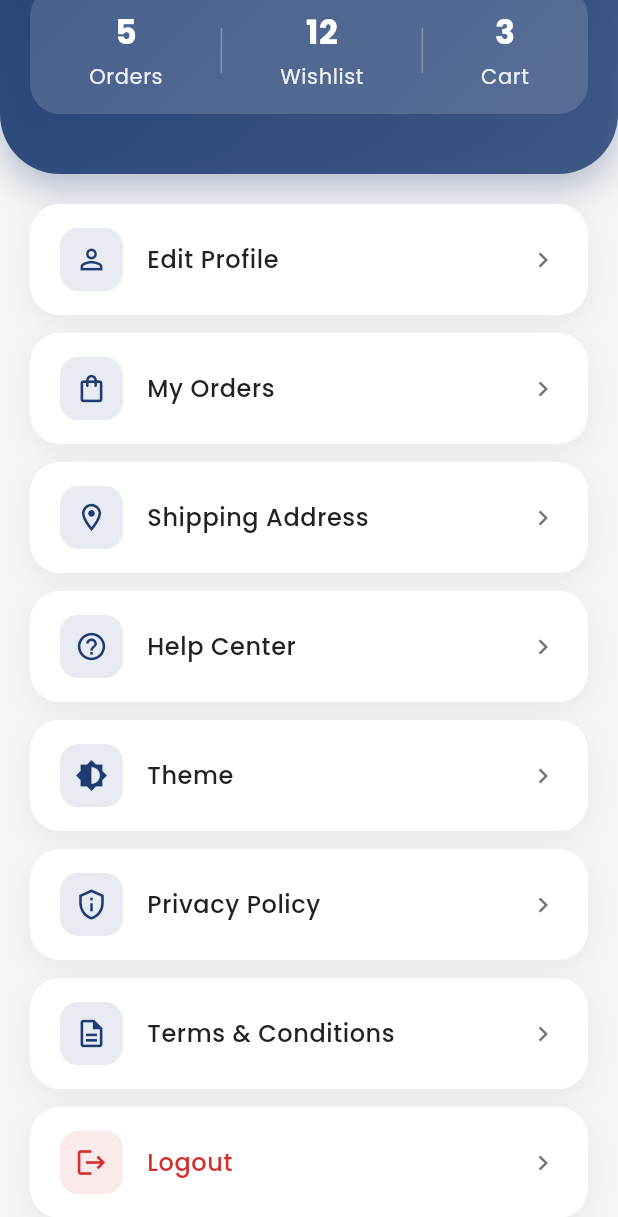
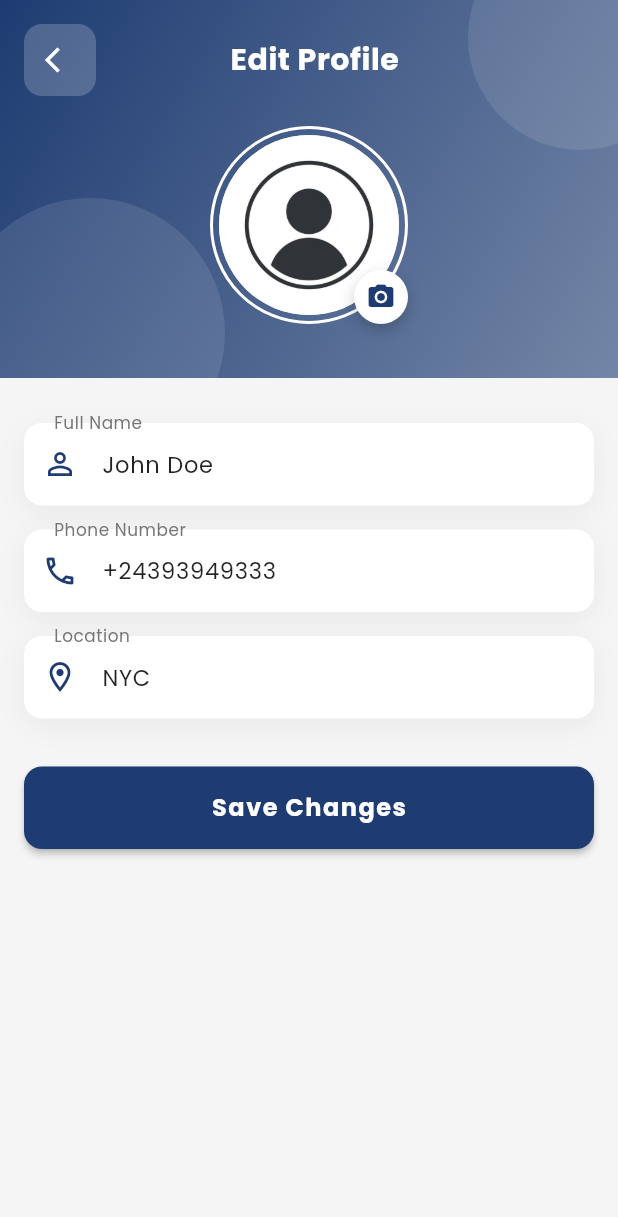
Before and after one commit to Edil-Ayehu/multi-vendor-e-commerce-app-tutorial, a Flutter app: the ProfileScreen screen opened directly, scrolled down 295 dp, after a tap on "Edit Profile", on a phone screen of 412 x 824 dp. Shown: the top 1217 px of the screen. Run offline on Flutter 3.47's test engine with Material 3 defaults, Android fonts, the phone set to English and light mode, and no system bars; drawn by our look-alikes of toastification; our stand-ins replace cached_network_image, carousel_slider, get, google_fonts, image_picker, loading_animation_widget and 4 more; accounts and stored records are empty; network calls fail.

Commit message:
edit profile functionality

```diff
--- a/lib/core/routes/app_routes.dart
+++ b/lib/core/routes/app_routes.dart
@@ -2,6 +2,7 @@ import 'package:get/get.dart';
 import 'package:multi_vendor_ecommerce_application/features/auth/views/screens/sign_in_screen.dart';
 import 'package:multi_vendor_ecommerce_application/features/onboarding/screens/onboarding_screen.dart';
 import 'package:multi_vendor_ecommerce_application/features/orders/views/screens/my_orders_screen.dart';
+import 'package:multi_vendor_ecommerce_application/features/profile/views/screens/edit_profile_screen.dart';
 import 'package:multi_vendor_ecommerce_application/features/splash/screens/splash_screen.dart';
 
 class AppRoutes {
@@ -11,12 +12,14 @@ class AppRoutes {
 
   // profile
   static const String myOrders = '/my-orders';
+  static const String editProfile = '/edit-profile';
 
   static final routes = [
     GetPage(name: splash, page: ()=> const SplashScreen()),
     GetPage(name: onboarding, page: ()=> const OnboardingScreen()),
     GetPage(name: signIn, page: ()=> const SignInScreen()),
 
+    GetPage(name: editProfile, page: () => EditProfileScreen()),
     GetPage(name: myOrders, page: () => const MyOrdersScreen()),
   ];
 }
--- /dev/null
+++ b/lib/features/profile/controllers/edit_profile_controller.dart
@@ -0,0 +1,124 @@
+import 'dart:io';
+import 'package:flutter/material.dart';
+import 'package:get/get.dart';
+import 'package:image_picker/image_picker.dart';
+import 'package:permission_handler/permission_handler.dart';
+import 'package:http/http.dart' as http;
+import 'package:path/path.dart' as path;
+import 'dart:convert';
+
+class EditProfileController extends GetxController {
+  final cloudName = 'dugwwgbaz';
+  final _imageFile = Rx<File?>(null);
+  final _isLoading = false.obs;
+  final _nameController = TextEditingController();
+  final _phoneController = TextEditingController();
+  final _locationController = TextEditingController();
+
+  File? get imageFile => _imageFile.value;
+  bool get isLoading => _isLoading.value;
+  TextEditingController get nameController => _nameController;
+  TextEditingController get phoneController => _phoneController;
+  TextEditingController get locationController => _locationController;
+
+  @override
+  void onInit() {
+    super.onInit();
+    loadUserData();
+  }
+
+  @override
+  void onClose() {
+    _nameController.dispose();
+    _phoneController.dispose();
+    _locationController.dispose();
+    super.onClose();
+  }
+
+  void loadUserData() {
+    _nameController.text = 'John Doe';
+    _phoneController.text = '+24393949333';
+    _locationController.text = 'NYC';
+  }
+
+  Future<void> pickImage() async {
+    try {
+      final status = await Permission.photos.status;
+      if (status.isDenied) {
+        final result = await Permission.photos.request();
+        if (result.isDenied || result.isPermanentlyDenied) {
+          Get.snackbar(
+            'Permission Required',
+            'Please enable gallery access in app settings',
+            duration: const Duration(seconds: 5),
+            mainButton: TextButton(
+              onPressed: () => openAppSettings(),
+              child: const Text('Open Settings', style: TextStyle(color: Colors.white)),
+            ),
+          );
+          return;
+        }
+      }
+
+      final picker = ImagePicker();
+      final XFile? pickedFile = await picker.pickImage(
+        source: ImageSource.gallery,
+        imageQuality: 80,
+        maxWidth: 800,
+      );
+
+      if (pickedFile != null) {
+        _imageFile.value = File(pickedFile.path);
+      }
+    } catch (e) {
+      Get.snackbar('Error', 'Failed to pick image: $e');
+    }
+  }
+
+  Future<String?> _uploadImageToCloudinary(File imageFile) async {
+    try {
+      final url = Uri.parse('https://api.cloudinary.com/v1_1/$cloudName/image/upload');
+      final request = http.MultipartRequest('POST', url)
+        ..fields['upload_preset'] = 'multi-vendor-ecommerce-app'
+        ..files.add(
+          await http.MultipartFile.fromPath(
+            'file',
+            imageFile.path,
+            filename: path.basename(imageFile.path),
+          ),
+        );
+
+      final response = await request.send();
+      if (response.statusCode == 200) {
+        final responseData = await response.stream.toBytes();
+        final responseString = String.fromCharCodes(responseData);
+        final jsonData = jsonDecode(responseString);
+        return jsonData['secure_url'];
+      }
+      return null;
+    } catch (e) {
+      print('Error uploading image: $e');
+      return null;
+    }
+  }
+
+  Future<void> updateProfile() async {
+    _isLoading.value = true;
+    try {
+      String? imageUrl;
+      if (_imageFile.value != null) {
+        imageUrl = await _uploadImageToCloudinary(_imageFile.value!);
+      }
+
+      // TODO: Implement profile update logic
+      await Future.delayed(const Duration(seconds: 2)); // Simulated delay
+
+      Get.back();
+      Get.snackbar('Success', 'Profile updated successfully');
+    } catch (e) {
+      Get.snackbar('Error', 'Failed to update profile: $e');
+    } finally {
+      _isLoading.value = false;
+    }
+  }
+}
--- a/lib/features/profile/controllers/profile_controller.dart
+++ b/lib/features/profile/controllers/profile_controller.dart
@@ -26,7 +26,8 @@ class ProfileController {
   void navigateToEditProfile() {
     if (isAuthenticated) {
       // Will be implemented with actual navigation
-      debugPrint('Navigate to Edit Profile');
+      // debugPrint('Navigate to Edit Profile');
+      Get.toNamed(AppRoutes.editProfile);
     } else {
       showAuthPrompt();
     }
--- /dev/null
+++ b/lib/features/profile/views/screens/edit_profile_screen.dart
@@ -0,0 +1,44 @@
+import 'package:flutter/material.dart';
+import 'package:get/get.dart';
+import 'package:flutter/services.dart';
+import 'package:multi_vendor_ecommerce_application/core/config/theme/app_colors.dart';
+import 'package:multi_vendor_ecommerce_application/features/profile/controllers/edit_profile_controller.dart';
+import '../widgets/profile_form.dart';
+import '../widgets/profile_header.dart';
+
+class EditProfileScreen extends StatelessWidget {
+  EditProfileScreen({super.key});
+
+  final _formKey = GlobalKey<FormState>();
+  final _controller = Get.put(EditProfileController());
+
+  @override
+  Widget build(BuildContext context) {
+    final isDark = Theme.of(context).brightness == Brightness.dark;
+
+    return AnnotatedRegion<SystemUiOverlayStyle>(
+      value: const SystemUiOverlayStyle(
+        statusBarColor: AppColors.primary,
+        statusBarIconBrightness: Brightness.light,
+        statusBarBrightness: Brightness.dark,
+      ),
+      child: Scaffold(
+        backgroundColor: Theme.of(context).scaffoldBackgroundColor,
+        body: SafeArea(
+          child: SingleChildScrollView(
+            child: Column(
+              children: [
+                ProfileHeader(controller: _controller),
+                ProfileForm(
+                  formKey: _formKey,
+                  controller: _controller,
+                  isDark: isDark,
+                ),
+              ],
+            ),
+          ),
+        ),
+      ),
+    );
+  }
+}
--- /dev/null
+++ b/lib/features/profile/views/widgets/profile_form.dart
@@ -0,0 +1,144 @@
+import 'package:flutter/material.dart';
+import 'package:get/get.dart';
+import 'package:multi_vendor_ecommerce_application/core/config/theme/app_colors.dart';
+import 'package:multi_vendor_ecommerce_application/features/profile/controllers/edit_profile_controller.dart';
+
+class ProfileForm extends StatelessWidget {
+  final GlobalKey<FormState> formKey;
+  final EditProfileController controller;
+  final bool isDark;
+
+  const ProfileForm({
+    super.key,
+    required this.formKey,
+    required this.controller,
+    required this.isDark,
+  });
+
+  @override
+  Widget build(BuildContext context) {
+    return Container(
+      padding: const EdgeInsets.only(left: 16, right: 16, top: 30),
+      child: Form(
+        key: formKey,
+        child: Column(
+          children: [
+            _buildTextField(
+              context: context,
+              controller: controller.nameController,
+              label: 'Full Name',
+              icon: Icons.person_outline,
+              isDark: isDark,
+            ),
+            const SizedBox(height: 16),
+            _buildTextField(
+              context: context,
+              controller: controller.phoneController,
+              label: 'Phone Number',
+              icon: Icons.phone_outlined,
+              keyboardType: TextInputType.phone,
+              isDark: isDark,
+            ),
+            const SizedBox(height: 16),
+            _buildTextField(
+              context: context,
+              controller: controller.locationController,
+              label: 'Location',
+              icon: Icons.location_on_outlined,
+              isDark: isDark,
+            ),
+            const SizedBox(height: 32),
+            Obx(() => SizedBox(
+              width: double.infinity,
+              height: 55,
+              child: ElevatedButton(
+                onPressed: controller.isLoading
+                    ? null
+                    : () {
+                        if (formKey.currentState!.validate()) {
+                          controller.updateProfile();
+                        }
+                      },
+                style: ElevatedButton.styleFrom(
+                  backgroundColor: AppColors.primary,
+                  shape: RoundedRectangleBorder(
+                    borderRadius: BorderRadius.circular(12),
+                  ),
+                  elevation: 2,
+                ),
+                child: controller.isLoading
+                    ? const CircularProgressIndicator(color: Colors.white)
+                    : const Text(
+                        'Save Changes',
+                        style: TextStyle(
+                          fontSize: 16,
+                          fontWeight: FontWeight.bold,
+                          color: Colors.white,
+                        ),
+                      ),
+              ),
+            )),
+          ],
+        ),
+      ),
+    );
+  }
+
+  Widget _buildTextField({
+    required BuildContext context,
+    required TextEditingController controller,
+    required String label,
+    required IconData icon,
+    TextInputType? keyboardType,
+    required bool isDark,
+  }) {
+    return Container(
+      decoration: BoxDecoration(
+        color: Theme.of(context).cardColor,
+        borderRadius: BorderRadius.circular(12),
+        boxShadow: [
+          BoxShadow(
+            color: isDark
+                ? Colors.black.withOpacity(0.3)
+                : Colors.black.withOpacity(0.05),
+            blurRadius: 15,
+            offset: const Offset(0, 5),
+          ),
+        ],
+      ),
+      child: TextFormField(
+        controller: controller,
+        keyboardType: keyboardType,
+        style: TextStyle(
+          color: isDark ? Colors.white : Colors.black87,
+        ),
+        decoration: InputDecoration(
+          labelText: label,
+          labelStyle: TextStyle(
+            color: isDark ? Colors.white60 : Colors.grey[600],
+          ),
+          prefixIcon: Icon(
+            icon,
+            color: AppColors.primary,
+          ),
+          border: OutlineInputBorder(
+            borderRadius: BorderRadius.circular(12),
+            borderSide: BorderSide.none,
+          ),
+          filled: true,
+          fillColor: Colors.transparent,
+          contentPadding: const EdgeInsets.symmetric(
+            horizontal: 16,
+            vertical: 16,
+          ),
+        ),
+        validator: (value) {
+          if (value == null || value.isEmpty) {
+            return 'Please enter $label';
+          }
+          return null;
+        },
+      ),
+    );
+  }
+}
--- /dev/null
+++ b/lib/features/profile/views/widgets/profile_header.dart
@@ -0,0 +1,149 @@
+import 'package:flutter/material.dart';
+import 'package:get/get.dart';
+import 'package:multi_vendor_ecommerce_application/core/config/theme/app_colors.dart';
+import 'package:multi_vendor_ecommerce_application/features/profile/controllers/edit_profile_controller.dart';
+
+class ProfileHeader extends StatelessWidget {
+  final EditProfileController controller;
+
+  const ProfileHeader({
+    super.key,
+    required this.controller,
+  });
+
+  @override
+  Widget build(BuildContext context) {
+    return Container(
+      width: double.infinity,
+      decoration: BoxDecoration(
+        gradient: LinearGradient(
+          begin: Alignment.topLeft,
+          end: Alignment.bottomRight,
+          colors: [
+            AppColors.primary,
+            AppColors.primary.withOpacity(0.8),
+            AppColors.primary.withOpacity(0.6),
+          ],
+        ),
+      ),
+      child: Stack(
+        children: [
+          // Decorative Circles
+          Positioned(
+            top: -50,
+            right: -50,
+            child: Container(
+              width: 150,
+              height: 150,
+              decoration: BoxDecoration(
+                shape: BoxShape.circle,
+                color: Colors.white.withOpacity(0.1),
+              ),
+            ),
+          ),
+          Positioned(
+            bottom: -60,
+            left: -30,
+            child: Container(
+              width: 180,
+              height: 180,
+              decoration: BoxDecoration(
+                shape: BoxShape.circle,
+                color: Colors.white.withOpacity(0.1),
+              ),
+            ),
+          ),
+          // Content
+          Padding(
+            padding: const EdgeInsets.all(16.0),
+            child: Column(
+              children: [
+                // Back Button
+                Row(
+                  children: [
+                    Container(
+                      decoration: BoxDecoration(
+                        color: Colors.white.withOpacity(0.2),
+                        borderRadius: BorderRadius.circular(12),
+                      ),
+                      child: IconButton(
+                        onPressed: () => Get.back(),
+                        icon: const Icon(Icons.arrow_back_ios,
+                            color: Colors.white),
+                        iconSize: 20,
+                      ),
+                    ),
+                    const Expanded(
+                      child: Text(
+                        'Edit Profile',
+                        textAlign: TextAlign.center,
+                        style: TextStyle(
+                          color: Colors.white,
+                          fontSize: 20,
+                          fontWeight: FontWeight.bold,
+                        ),
+                      ),
+                    ),
+                    const SizedBox(width: 40), // For balance
+                  ],
+                ),
+                const SizedBox(height: 20),
+                // Profile Image
+                Obx(() => GestureDetector(
+                  onTap: controller.pickImage,
+                  child: Stack(
+                    children: [
+                      Container(
+                        padding: const EdgeInsets.all(4),
+                        decoration: BoxDecoration(
+                          shape: BoxShape.circle,
+                          border: Border.all(
+                            color: Colors.white,
+                            width: 2,
+                          ),
+                        ),
+                        child: CircleAvatar(
+                          radius: 60,
+                          backgroundImage: controller.imageFile != null
+                              ? FileImage(controller.imageFile!)
+                              : const AssetImage(
+                                  'assets/images/user_avatar.jpg',
+                                ) as ImageProvider,
+                        ),
+                      ),
+                      Positioned(
+                        bottom: 0,
+                        right: 0,
+                        child: Container(
+                          padding: const EdgeInsets.all(8),
+                          decoration: BoxDecoration(
+                            color: Colors.white,
+                            shape: BoxShape.circle,
+                            boxShadow: [
+                              BoxShadow(
+                                color:
+                                    Colors.black.withOpacity(0.2),
+                                blurRadius: 8,
+                                offset: const Offset(0, 4),
+                              ),
+                            ],
+                          ),
+                          child: Icon(
+                            Icons.camera_alt,
+                            color: AppColors.primary,
+                            size: 20,
+                          ),
+                        ),
+                      ),
+                    ],
+                  ),
+                )),
+                const SizedBox(height: 20),
+              ],
+            ),
+          ),
+        ],
+      ),
+    );
+  }
+}
--- a/lib/features/profile/views/widgets/profile_options_widget.dart
+++ b/lib/features/profile/views/widgets/profile_options_widget.dart
@@ -19,9 +19,10 @@ class ProfileOptionsWidget extends StatelessWidget {
             context,
             icon: Icons.person_outline,
             title: 'Edit Profile',
-            onTap: () {
-              // Will be implemented with backend integration
-            },
+            // onTap: () {
+            //   // Will be implemented with backend integration
+            // },
+            onTap: controller.navigateToEditProfile,
           ),
           _buildOptionTile(
             context,
```
